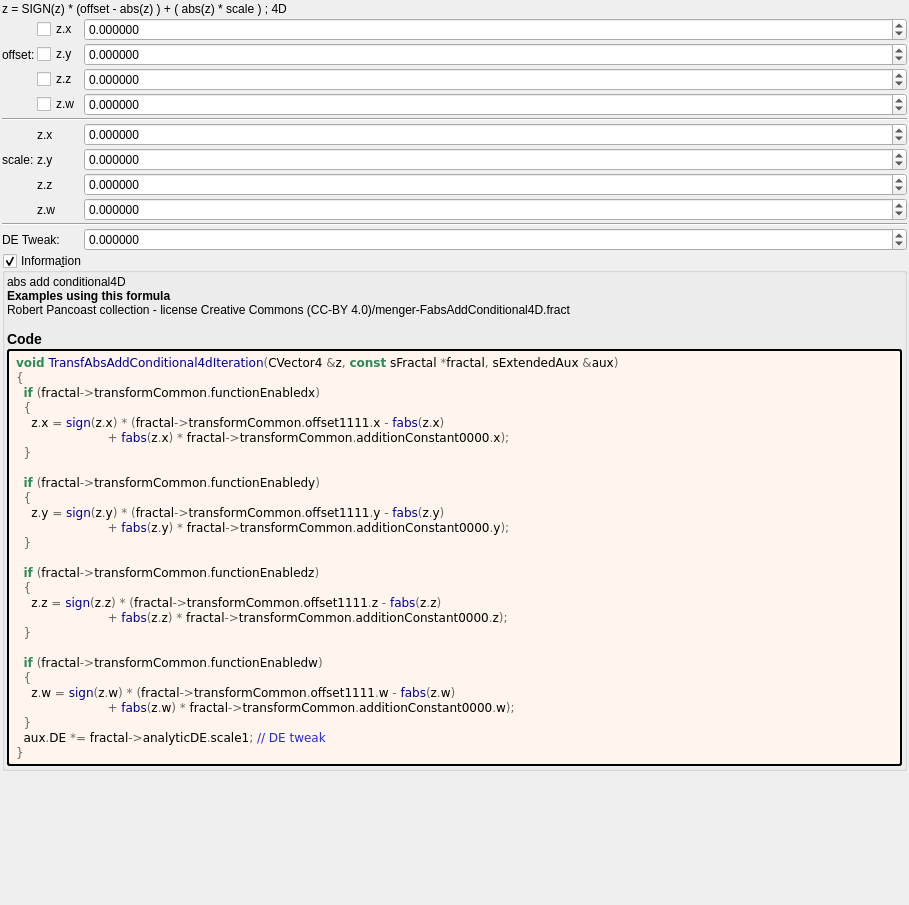
The window that mandelbulber2/formula/ui/transf_abs_add_conditional4d.ui (buddhi1980/mandelbulber2) describes before a commit, drawn with Qt 5.
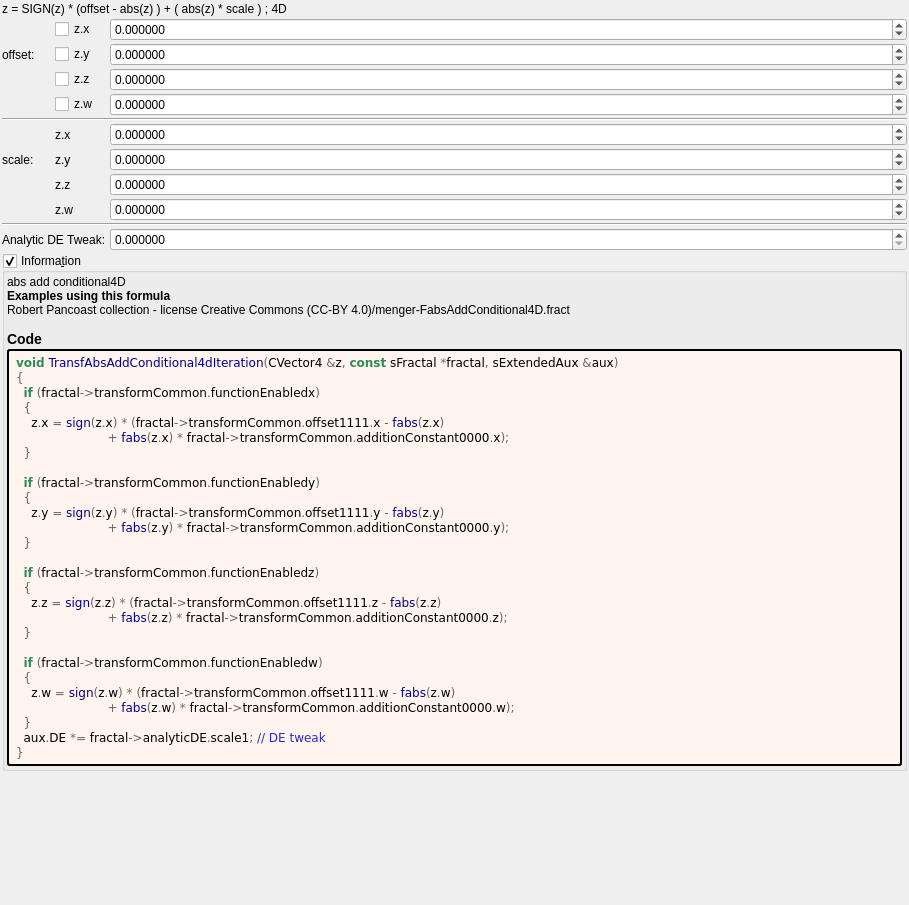
The same window after the commit. Custom widgets are drawn as their Qt base class.

Patch:
```diff
--- a/mandelbulber2/formula/ui/transf_abs_add_conditional4d.ui
+++ b/mandelbulber2/formula/ui/transf_abs_add_conditional4d.ui
@@ -72,7 +72,7 @@
      <item row="15" column="0" colspan="2">
       <widget class="QLabel" name="label_112">
        <property name="text">
-        <string>DE Tweak:</string>
+        <string>Analytic DE Tweak:</string>
        </property>
       </widget>
      </item>
@@ -276,7 +276,7 @@
         <number>6</number>
        </property>
        <property name="minimum">
-        <double>-99.989999999999995</double>
+        <double>0.000000000000000</double>
        </property>
        <property name="maximum">
         <double>99.989999999999995</double>
```
Left out of the diff: 2 changed lines with no effect on the pictures.
